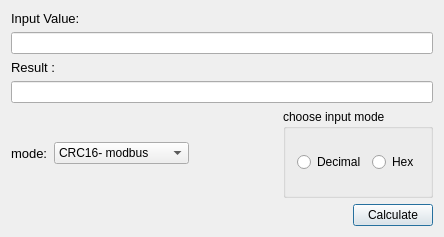
Qt form dialog.ui (mohsennaz/QT_Checksum_Checker) before a commit.
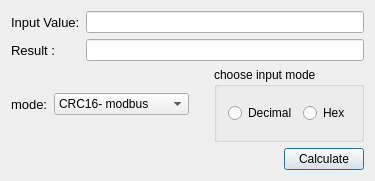
The same form after that commit.

Commit message: change UI to the grid form.

```diff
--- a/dialog.ui
+++ b/dialog.ui
@@ -6,8 +6,8 @@
    <rect>
     <x>0</x>
     <y>0</y>
-    <width>444</width>
-    <height>237</height>
+    <width>375</width>
+    <height>181</height>
    </rect>
   </property>
   <property name="windowTitle">
@@ -15,8 +15,8 @@
   </property>
   <layout class="QVBoxLayout" name="verticalLayout">
    <item>
-    <layout class="QVBoxLayout" name="verticalLayout_2">
-     <item>
+    <layout class="QGridLayout" name="gridLayout">
+     <item row="0" column="0">
       <widget class="QLabel" name="label">
        <property name="font">
         <font>
@@ -28,10 +28,10 @@
        </property>
       </widget>
      </item>
-     <item>
+     <item row="0" column="1">
       <widget class="QLineEdit" name="lineditInput"/>
      </item>
-     <item>
+     <item row="1" column="0">
       <widget class="QLabel" name="label_2">
        <property name="font">
         <font>
@@ -43,8 +43,8 @@
        </property>
       </widget>
      </item>
-     <item>
-      <widget class="QLineEdit" name="lineEdit_2"/>
+     <item row="1" column="1">
+      <widget class="QLineEdit" name="lineEdit_Result"/>
      </item>
     </layout>
    </item>
```
The commit also changes 1 other file.
